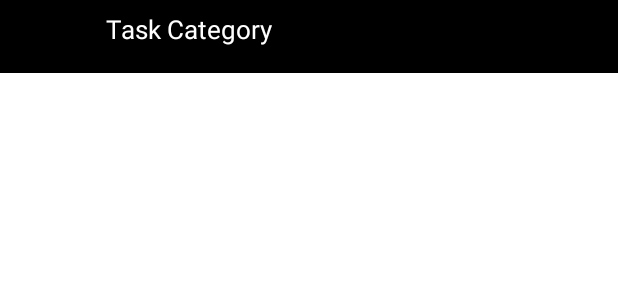
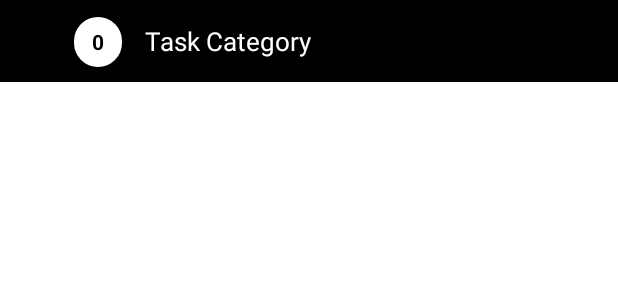
Before and after one commit to amalgir/todo-task-manager-app, an Android app: the layout category_list_items.xml on its own in the app's theme, with its tools: preview values and no code run, on a phone screen of 412 x 824 dp. Shown: the top 300 px of the screen. Run offline under Robolectric (Android 15) with nearby library versions, the phone set to English and light mode, and no system bars.

Commit message:
feat: circle counter to display the count of remaining tasks to be done implemented

```diff
--- /dev/null
+++ b/app/src/main/res/drawable/circlecounterview.xml
@@ -0,0 +1,12 @@
+<?xml version="1.0" encoding="utf-8"?>
+<shape xmlns:android="http://schemas.android.com/apk/res/android">
+    <solid android:color="@color/white"/>
+    <corners
+        android:topLeftRadius="50dp"
+        android:topRightRadius="50dp"
+        android:bottomLeftRadius="50dp"
+        android:bottomRightRadius="50dp"/>
+    <size
+        android:height="2dp"
+        android:width="2dp"/>
+</shape>
--- a/app/src/main/res/layout/category_list_items.xml
+++ b/app/src/main/res/layout/category_list_items.xml
@@ -10,20 +10,42 @@
 
     <TextView
         android:id="@+id/taskCategoryTextView2"
-        android:layout_width="295dp"
-        android:layout_height="34dp"
+        android:layout_width="300dp"
+        android:layout_height="40dp"
         android:layout_marginStart="54dp"
         android:layout_marginTop="7dp"
-        android:layout_marginEnd="30dp"
+        android:layout_marginEnd="15dp"
         android:layout_marginBottom="7dp"
+        android:gravity="center_vertical|start"
         android:text="Task Category"
         android:textColor="@color/white"
         android:textSize="17sp"
         android:textStyle="normal"
         app:layout_constraintBottom_toBottomOf="parent"
         app:layout_constraintEnd_toEndOf="parent"
+        app:layout_constraintHorizontal_bias="1.0"
         app:layout_constraintStart_toStartOf="parent"
         app:layout_constraintTop_toTopOf="parent"
-        app:layout_constraintVertical_bias="1.0" />
+        app:layout_constraintVertical_bias="0.0" />
+
+    <TextView
+        android:id="@+id/circleCounter"
+        android:layout_width="32dp"
+        android:layout_height="33dp"
+        android:layout_marginStart="20dp"
+        android:layout_marginTop="7dp"
+        android:layout_marginEnd="15dp"
+        android:layout_marginBottom="7dp"
+        android:background="@drawable/circlecounterview"
+        android:gravity="center_vertical|center_horizontal"
+        android:text="0"
+        android:textStyle="bold"
+        android:textColor="@color/black"
+        app:layout_constraintBottom_toBottomOf="parent"
+        app:layout_constraintEnd_toStartOf="@+id/taskCategoryTextView2"
+        app:layout_constraintHorizontal_bias="1.0"
+        app:layout_constraintStart_toStartOf="parent"
+        app:layout_constraintTop_toTopOf="parent"
+        app:layout_constraintVertical_bias="0.571" />
 
 </androidx.constraintlayout.widget.ConstraintLayout>
```
Also changed, not shown: app/src/main/java/com/example/todo_task_manager/DataBaseHelper.java (+19 -0 lines), app/src/main/java/com/example/todo_task_manager/recyclerAdapter.java (+7 -0 lines).
